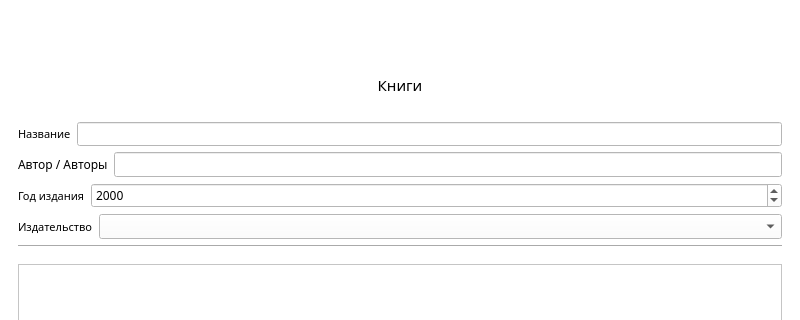
Above: forms/main.ui from programmister68/coursework_library_db before the change; both pictures show x 0 to 800 and y 0 to 320 of the 800 by 750 pixel window. Below: the same form after it.
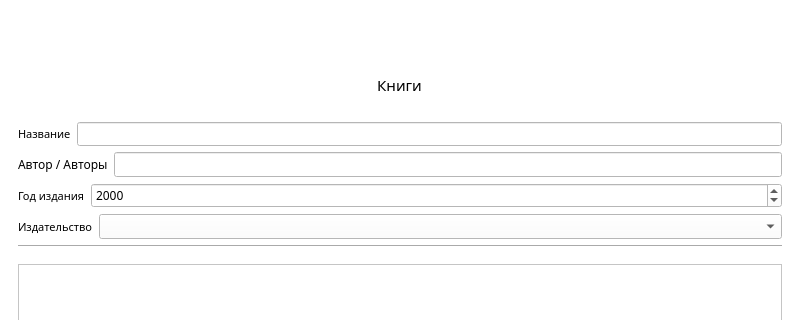
That is the form after the change. Icons and pictures are not drawn.

```diff
--- a/forms/main.ui
+++ b/forms/main.ui
@@ -1702,7 +1702,7 @@
          <layout class="QVBoxLayout" name="verticalLayout_14">
           <item>
            <layout class="QHBoxLayout" name="horizontalLayout_17">
-            <item>
+            <item alignment="Qt::AlignHCenter|Qt::AlignVCenter">
              <widget class="QLabel" name="label_14">
               <property name="font">
                <font>
```
Left out of the diff: 10 changed lines with no effect on the pictures.
